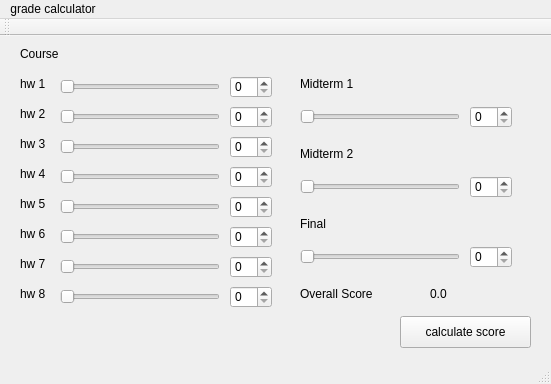
This is calculator.ui in stehuang/Grade-Calculator as Qt 5 draws it before an edit. The edited form follows.
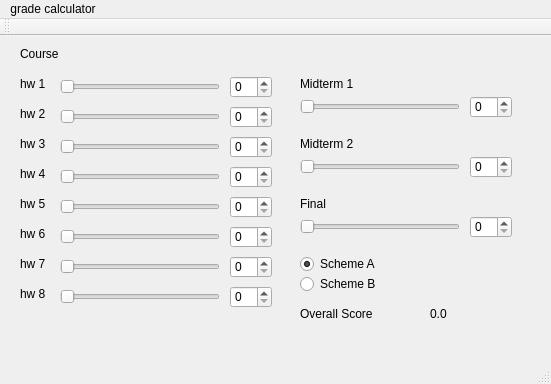
This is the edited form.

Commit message: implemented schemes

The edit to the form file:
```diff
--- a/calculator.ui
+++ b/calculator.ui
@@ -276,7 +276,7 @@
     <property name="geometry">
      <rect>
       <x>300</x>
-      <y>110</y>
+      <y>100</y>
       <width>71</width>
       <height>16</height>
      </rect>
@@ -289,7 +289,7 @@
     <property name="geometry">
      <rect>
       <x>300</x>
-      <y>70</y>
+      <y>60</y>
       <width>160</width>
       <height>22</height>
      </rect>
@@ -305,7 +305,7 @@
     <property name="geometry">
      <rect>
       <x>470</x>
-      <y>70</y>
+      <y>60</y>
       <width>42</width>
       <height>22</height>
      </rect>
@@ -318,7 +318,7 @@
     <property name="geometry">
      <rect>
       <x>300</x>
-      <y>140</y>
+      <y>120</y>
       <width>160</width>
       <height>22</height>
      </rect>
@@ -334,7 +334,7 @@
     <property name="geometry">
      <rect>
       <x>470</x>
-      <y>140</y>
+      <y>120</y>
       <width>42</width>
       <height>22</height>
      </rect>
@@ -347,7 +347,7 @@
     <property name="geometry">
      <rect>
       <x>300</x>
-      <y>180</y>
+      <y>160</y>
       <width>71</width>
       <height>16</height>
      </rect>
@@ -360,7 +360,7 @@
     <property name="geometry">
      <rect>
       <x>470</x>
-      <y>210</y>
+      <y>180</y>
       <width>42</width>
       <height>22</height>
      </rect>
@@ -373,7 +373,7 @@
     <property name="geometry">
      <rect>
       <x>300</x>
-      <y>210</y>
+      <y>180</y>
       <width>160</width>
       <height>22</height>
      </rect>
@@ -493,7 +493,7 @@
     <property name="geometry">
      <rect>
       <x>300</x>
-      <y>250</y>
+      <y>270</y>
       <width>91</width>
       <height>16</height>
      </rect>
@@ -506,7 +506,7 @@
     <property name="geometry">
      <rect>
       <x>430</x>
-      <y>250</y>
+      <y>270</y>
       <width>60</width>
       <height>16</height>
      </rect>
@@ -515,17 +515,33 @@
      <string>0.0</string>
     </property>
    </widget>
-   <widget class="QPushButton" name="pushButton">
+   <widget class="QRadioButton" name="radioButton_A">
     <property name="geometry">
      <rect>
-      <x>400</x>
-      <y>280</y>
-      <width>131</width>
-      <height>32</height>
+      <x>300</x>
+      <y>220</y>
+      <width>111</width>
+      <height>16</height>
      </rect>
     </property>
     <property name="text">
-     <string>calculate score</string>
+     <string>Scheme A</string>
+    </property>
+    <property name="checked">
+     <bool>true</bool>
+    </property>
+   </widget>
+   <widget class="QRadioButton" name="radioButton_B">
+    <property name="geometry">
+     <rect>
+      <x>300</x>
+      <y>240</y>
+      <width>101</width>
+      <height>16</height>
+     </rect>
+    </property>
+    <property name="text">
+     <string>Scheme B</string>
     </property>
    </widget>
   </widget>
```
The commit also changes 1 other file.
